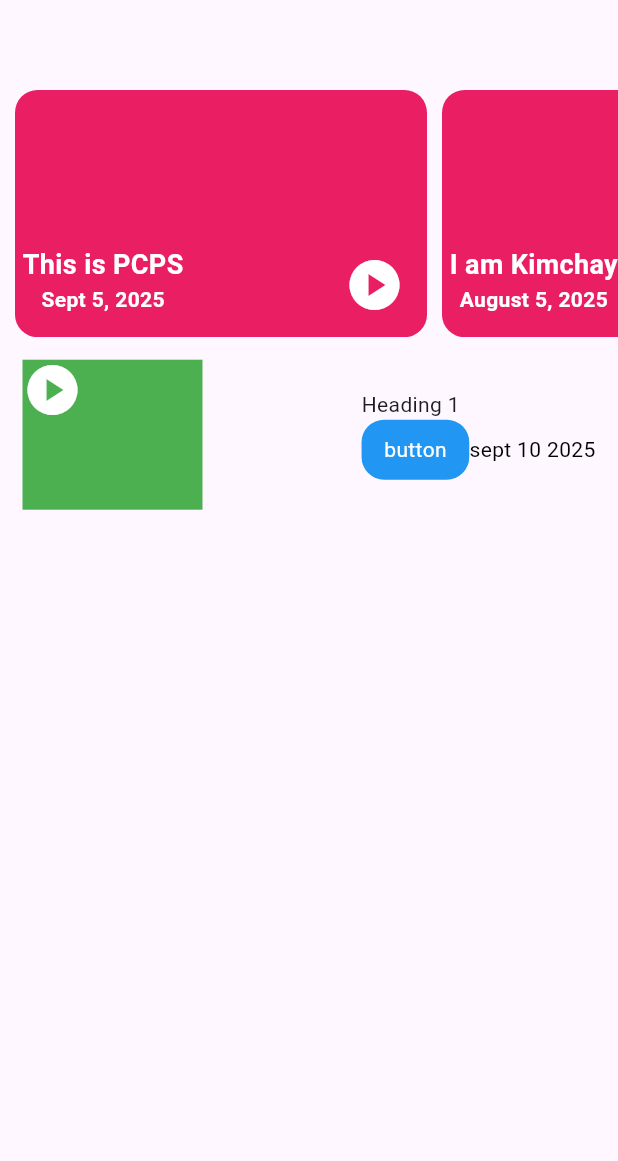
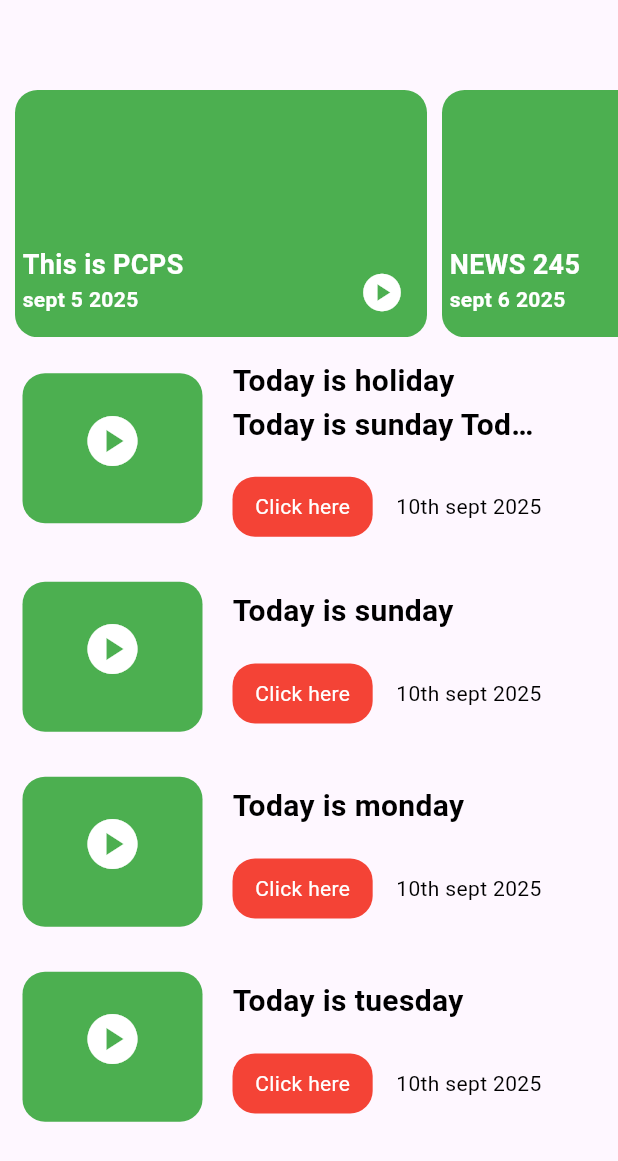
Before and after one commit to KiranBhandari70/season_sir_mobileapp, a Flutter app: the screen it shows after launch, on a phone screen of 412 x 824 dp. Shown: the top 1161 px of the screen. Run offline on Flutter 3.47's test engine with Material 3 defaults, Android fonts, the light colour scheme and no system bars.

Commit message:
dashboard design vertical column

```diff
--- a/lib/dashboard.dart
+++ b/lib/dashboard.dart
@@ -9,15 +9,15 @@
 
 class _dashboardState extends State<dashboard> {
 
-  horizontalcard(size, heading, date){
+  horizontalcard(size,heading,date){
     return Stack(
       children: [
         Container(
           height: size.height/5,
           width: size.width/1.5,
-          margin: EdgeInsets.only(left:10),
+          margin: EdgeInsets.only(left: 10),
           decoration: BoxDecoration(
-              color: Colors.pink,
+              color: Colors.green,
               borderRadius: BorderRadius.circular(15)
           ),
         ),
@@ -25,20 +25,75 @@
             bottom: 15,
             left: 15,
             child: Column(
+              crossAxisAlignment: CrossAxisAlignment.start,
               children: [
-                Text(heading,style: TextStyle(color:Colors.white,
-                    fontSize: 18, fontWeight: FontWeight.bold),),
-                Text(date,style: TextStyle(color:Colors.white,
-                    fontSize: 14, fontWeight: FontWeight.bold),),
+                Text(heading,style: TextStyle(color: Colors.white
+                    ,fontSize: 18,fontWeight: FontWeight.bold),),
+                Text(date,style: TextStyle(color: Colors.white
+                    ,fontSize: 14,fontWeight: FontWeight.bold),)
               ],
             )),
         Positioned(
             right: 15,
             bottom: 15,
             child: Icon(
-              Icons.play_circle, color: Colors.white, size:40,
-            )),
+              Icons.play_circle,color: Colors.white,size: 30,
+            ))
       ],
+    );
+  }
+
+  verticalCard(size,heading,date, buttontext){
+    return Padding(
+      padding: const EdgeInsets.all(15.0),
+      child: Row(
+        mainAxisAlignment: MainAxisAlignment.start,
+        children: [
+          Stack(
+            children: [
+              Container(
+                height: 100,
+                width: 120,
+                margin: EdgeInsets.only(right: 20),
+                decoration: BoxDecoration(color: Colors.green,
+                    borderRadius: BorderRadius.circular(15)
+                ),
+              ),
+              Positioned(left: 40,top: 25,child:Icon(Icons.play_circle,color: Colors.white,size: 40,))
+            ],
+          ),
+          Column(
+            crossAxisAlignment: CrossAxisAlignment.start,
+            mainAxisAlignment: MainAxisAlignment.spaceBetween,
+            children: [
+              Container(
+                width: size.width/2,
+                child: Text(heading,style: TextStyle(
+                    fontSize: 20,color: Colors.black,fontWeight: FontWeight.bold
+                ),overflow: TextOverflow.ellipsis,maxLines: 2,),
+              ),
+              SizedBox(height: 20,),
+              Container(
+                width: size.width/2,
+                child: Row(
+                  mainAxisAlignment: MainAxisAlignment.spaceBetween,
+                  children: [
+                    Container(
+                      decoration: BoxDecoration(
+                          color: Colors.red,
+                          borderRadius: BorderRadius.circular(15)
+                      ),
+                      padding: EdgeInsets.only(left: 15,right: 15,top: 10,bottom: 10),
+                      child: Text(buttontext,style: TextStyle(color: Colors.white),),
+                    ),
+                    Text(date,style: TextStyle(color: Colors.black),),
+                  ],
+                ),
+              )
+            ],
+          )
+        ],
+      ),
     );
   }
 
@@ -46,69 +101,34 @@
   Widget build(BuildContext context) {
     var size = MediaQuery.of(context).size;
     return Scaffold(
-      //appBar: AppBar(),
+      // appBar:  AppBar(),
       body: Column(
         children: [
           SizedBox(height: 60,),
           SingleChildScrollView(
             scrollDirection: Axis.horizontal,
-          child:Row(
-            children: [
-              horizontalcard(size, "This is PCPS", "Sept 5, 2025"),
-              horizontalcard(size, "I am Kimchay", "August 5, 2025"),
-              horizontalcard(size, "I love Dabao", "July 5, 2025"),
-              horizontalcard(size, "Section B L5", "June 5, 2025"),
-
-            ],
-          )
+            child: Row(
+              children: [
+                horizontalcard(size,"This is PCPS","sept 5 2025"),
+                horizontalcard(size,"NEWS 245","sept 6 2025"),
+                horizontalcard(size, "HI HOW ARE YOU","sept 7 2025"),
+                horizontalcard(size, "Happy holidays","sept 8 2025")
+              ],
+            ),
           ),
           SingleChildScrollView(
             child: Column(
               children: [
-
-                Padding(
-                  padding: const EdgeInsets.all(15.0),
-                  child: Row(
-                    mainAxisAlignment: MainAxisAlignment.spaceBetween,
-                    children: [
-                      Stack(
-                        children: [
-                          Container(
-                            height: 100,
-                            width: 120,
-                            decoration: BoxDecoration(color: Colors.green),
-                          ),
-                          Icon(Icons.play_circle,color: Colors.white,size: 40,)
-                        ],
-                      ),
-                      Column(
-                        crossAxisAlignment: CrossAxisAlignment.start,
-                        mainAxisAlignment: MainAxisAlignment.spaceBetween,
-                        children: [
-                          Text("Heading 1", style: TextStyle(font)),
-                          Row(
-                            children: [
-                              Container(
-                                decoration: BoxDecoration(
-                                    color: Colors.blue,
-                                    borderRadius: BorderRadius.circular(15)
-                                ),
-                                padding: EdgeInsets.only(left: 15,right: 15,top: 10,bottom: 10),
-                                child: Text("button",style: TextStyle(color: Colors.white),),
-                              ),
-                              Text("sept 10 2025",style: TextStyle(color: Colors.black),),
-                            ],
-                          )
-                        ],
-                      )
-                    ],
-                  ),
-                )
+                verticalCard(size, "Today is holiday Today is sunday Today is sunday", "10th sept 2025", "Click here"),
+                verticalCard(size, "Today is sunday", "10th sept 2025", "Click here"),
+                verticalCard(size, "Today is monday", "10th sept 2025", "Click here"),
+                verticalCard(size, "Today is tuesday", "10th sept 2025", "Click here")
               ],
             ),
           )
+
         ],
-      ) ,
+      ),
     );
   }
 }
```
